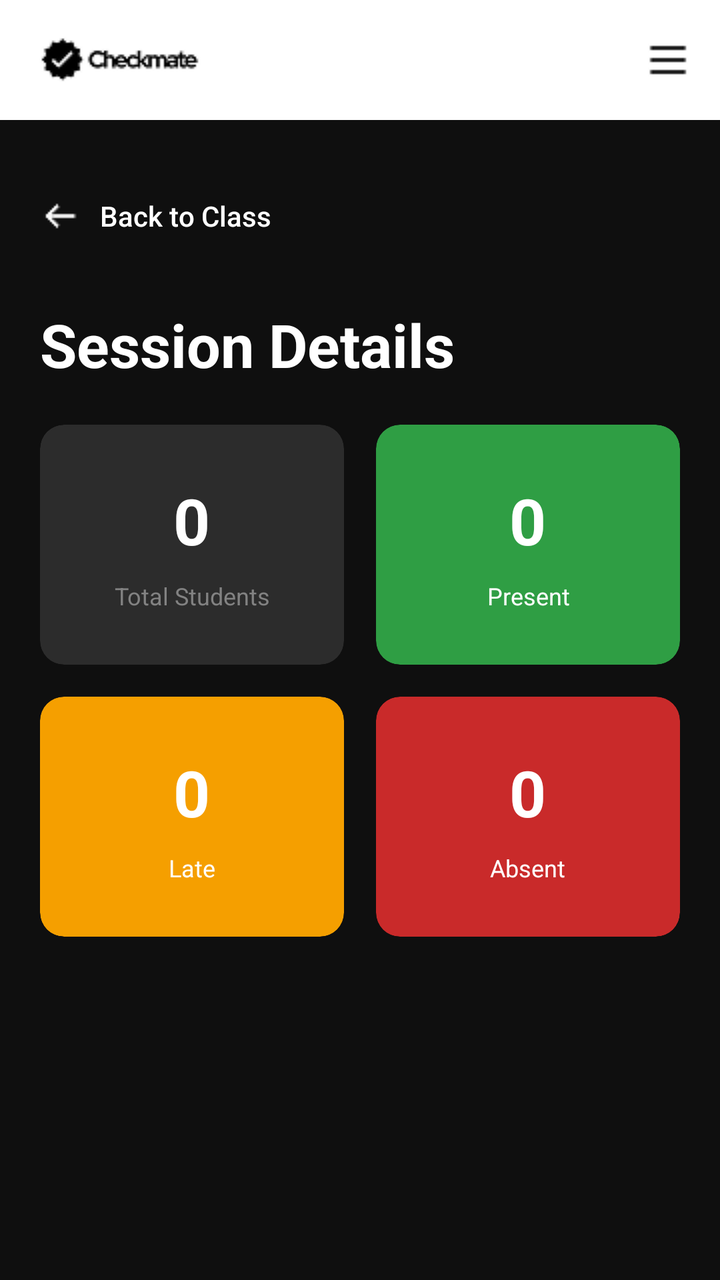
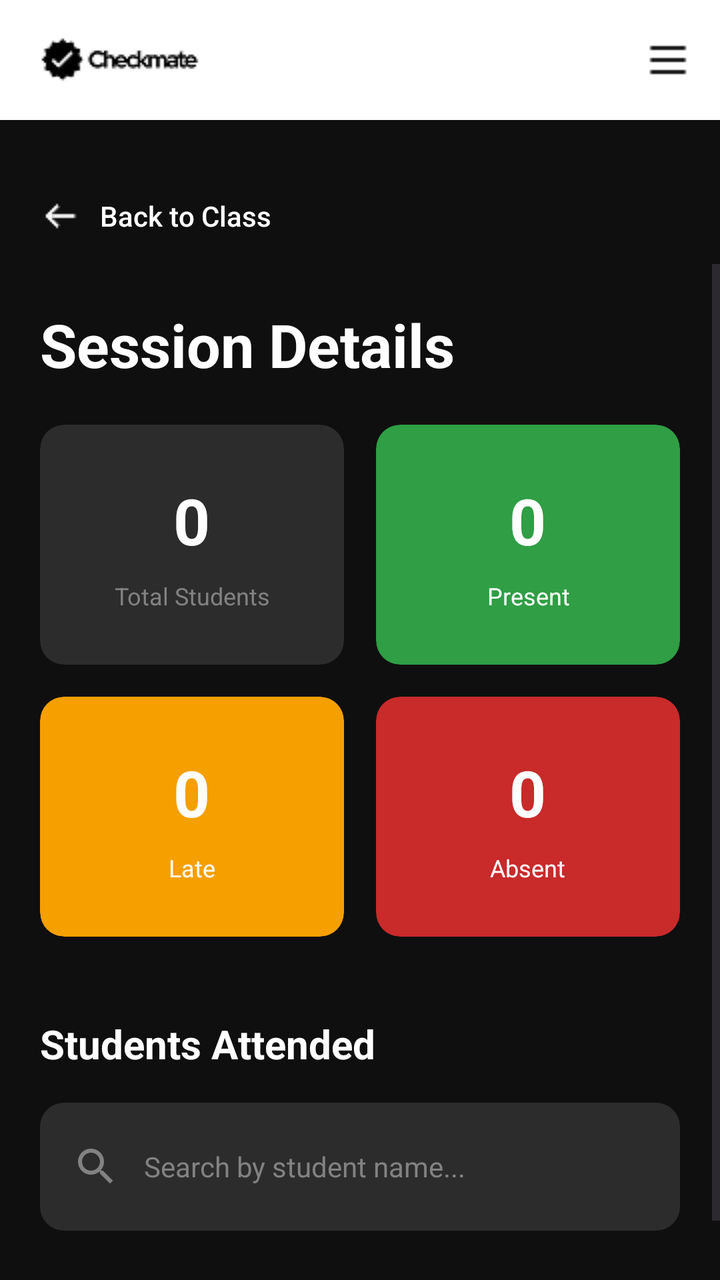

Compare the two renders of this Android layout. The source of the first and the diff that turns it into the second are given below.
<!-- AndroidManifest.xml: application theme Theme.AuthTest -->
<!-- res/layout/activity_session_details.xml -->
<?xml version="1.0" encoding="utf-8"?>
<androidx.drawerlayout.widget.DrawerLayout
    xmlns:android="http://schemas.android.com/apk/res/android"
    xmlns:app="http://schemas.android.com/apk/res-auto"
    android:id="@+id/main"
    android:layout_width="match_parent"
    android:layout_height="match_parent"
    android:background="#0F0F0F"
    android:fitsSystemWindows="true">

    
    <LinearLayout
        android:layout_width="match_parent"
        android:layout_height="match_parent"
        android:orientation="vertical">

        
        <RelativeLayout
            android:layout_width="match_parent"
            android:layout_height="60dp"
            android:background="#FFFFFF">

            <ImageView
                android:id="@+id/header_logo"
                android:layout_width="wrap_content"
                android:layout_height="wrap_content"
                android:layout_alignParentStart="true"
                android:layout_centerVertical="true"
                android:layout_marginStart="16dp"
                android:src="@drawable/header_logo" />

            <ImageView
                android:id="@+id/hamburger_icon"
                android:layout_width="wrap_content"
                android:layout_height="wrap_content"
                android:layout_alignParentEnd="true"
                android:layout_centerVertical="true"
                android:layout_marginEnd="16dp"
                android:src="@drawable/hamburger_icon" />
        </RelativeLayout>

        
        <LinearLayout
            android:layout_width="match_parent"
            android:layout_height="wrap_content"
            android:paddingHorizontal="20dp"
            android:paddingTop="24dp">

            <androidx.appcompat.widget.AppCompatButton
                android:id="@+id/backButton"
                android:layout_width="wrap_content"
                android:layout_height="wrap_content"
                android:background="@android:color/transparent"
                android:drawableStart="@drawable/left_arrow"
                android:drawablePadding="10dp"
                android:text="Back to Class"
                android:textAllCaps="false"
                android:textColor="#FFFFFF" />
        </LinearLayout>

        
        <ScrollView
            android:layout_width="match_parent"
            android:layout_height="match_parent"
            android:fillViewport="true">

            <LinearLayout
                android:id="@+id/mainContent"
                android:layout_width="match_parent"
                android:layout_height="wrap_content"
                android:orientation="vertical"
                android:paddingHorizontal="20dp"
                android:paddingTop="20dp"
                android:paddingBottom="40dp">

                
                <TextView
                    android:layout_width="wrap_content"
                    android:layout_height="wrap_content"
                    android:text="Session Details"
                    android:textColor="#FFFFFF"
                    android:textSize="30sp"
                    android:textStyle="bold"
                    android:layout_marginBottom="20dp" />

                
                <include
                    android:id="@+id/attendanceStatsCard"
                    layout="@layout/attendance_stats_card"
                    android:layout_width="match_parent"
                    android:layout_height="wrap_content"
                    android:layout_marginBottom="20dp" />

                
                <TextView
                    android:id="@+id/studentsAttendedHeader"
                    android:layout_width="wrap_content"
                    android:layout_height="wrap_content"
                    android:text="Students Attended"
                    android:textColor="#FFFFFF"
                    android:textSize="20sp"
                    android:textStyle="bold"
                    android:layout_marginTop="20dp"
                    android:layout_marginBottom="16dp"
                    android:visibility="gone" />

                
                <LinearLayout
                    android:id="@+id/searchBarContainer"
                    android:layout_width="match_parent"
                    android:layout_height="wrap_content"
                    android:orientation="horizontal"
                    android:layout_marginBottom="16dp"
                    android:paddingHorizontal="4dp"
                    android:paddingVertical="8dp"
                    android:gravity="center_vertical"
                    android:background="@drawable/rounded_search_bg"
                    android:visibility="gone">

                    <ImageView
                        android:layout_width="24dp"
                        android:layout_height="24dp"
                        android:src="@drawable/ic_search"
                        android:contentDescription="Search"
                        android:layout_marginStart="12dp"
                        app:tint="#828282" />

                    <EditText
                        android:id="@+id/studentSearchBar"
                        android:layout_width="0dp"
                        android:layout_height="48dp"
                        android:layout_weight="1"
                        android:background="@android:color/transparent"
                        android:hint="Search by student name..."
                        android:textColorHint="#828282"
                        android:textColor="#FFFFFF"
                        android:textSize="14sp"
                        android:paddingStart="12dp"
                        android:paddingEnd="12dp"
                        android:inputType="text"
                        android:imeOptions="actionSearch"
                        android:maxLines="1" />

                    <ImageView
                        android:id="@+id/clearSearchButton"
                        android:layout_width="24dp"
                        android:layout_height="24dp"
                        android:src="@drawable/ic_close"
                        android:contentDescription="Clear search"
                        android:layout_marginEnd="12dp"
                        app:tint="#828282"
                        android:visibility="gone" />

                </LinearLayout>

                
                <androidx.recyclerview.widget.RecyclerView
                    android:id="@+id/studentsRecyclerView"
                    android:layout_width="match_parent"
                    android:layout_height="wrap_content"
                    android:nestedScrollingEnabled="false"
                    android:visibility="gone" />

            </LinearLayout>

        </ScrollView>
    </LinearLayout>

    
    <com.google.android.material.navigation.NavigationView
        android:id="@+id/navigation_view"
        android:layout_width="280dp"
        android:layout_height="match_parent"
        android:layout_gravity="start"
        android:fitsSystemWindows="true"
        android:background="#1A1A1A"
        app:menu="@menu/menu_drawer"
        app:headerLayout="@layout/drawer_header"
        app:itemTextColor="@color/menu_item_color"
        app:itemIconTint="@color/menu_item_color" />

</androidx.drawerlayout.widget.DrawerLayout>
<!-- res/layout/attendance_stats_card.xml (included above) -->
<?xml version="1.0" encoding="utf-8"?>
<androidx.cardview.widget.CardView xmlns:android="http://schemas.android.com/apk/res/android"
    xmlns:app="http://schemas.android.com/apk/res-auto"
    android:id="@+id/attendanceStatsCard"
    android:layout_width="match_parent"
    android:layout_height="wrap_content"
    app:cardBackgroundColor="#0F0F0F"
    app:cardCornerRadius="12dp"
    app:cardElevation="0dp">

    <LinearLayout
        android:layout_width="match_parent"
        android:layout_height="wrap_content"
        android:orientation="vertical" >

        <LinearLayout
            android:layout_width="match_parent"
            android:layout_height="wrap_content"
            android:orientation="horizontal"
            android:weightSum="2">

            <androidx.cardview.widget.CardView
                android:layout_width="0dp"
                android:layout_height="120dp"
                android:layout_weight="1"
                android:layout_marginEnd="8dp"
                android:layout_marginBottom="16dp"
                app:cardBackgroundColor="#2C2C2C"
                app:cardCornerRadius="12dp"
                app:cardElevation="0dp">

                <LinearLayout
                    android:layout_width="match_parent"
                    android:layout_height="match_parent"
                    android:orientation="vertical"
                    android:gravity="center"
                    android:padding="16dp">

                    <TextView
                        android:id="@+id/totalStudentsCount"
                        android:layout_width="wrap_content"
                        android:layout_height="wrap_content"
                        android:text="0"
                        android:textColor="#FFFFFF"
                        android:textSize="32sp"
                        android:textStyle="bold"
                        android:layout_marginBottom="8dp" />

                    <TextView
                        android:layout_width="wrap_content"
                        android:layout_height="wrap_content"
                        android:text="Total Students"
                        android:textColor="#828282"
                        android:textSize="12sp"
                        android:textAlignment="center" />

                </LinearLayout>

            </androidx.cardview.widget.CardView>

            <androidx.cardview.widget.CardView
                android:layout_width="0dp"
                android:layout_height="120dp"
                android:layout_weight="1"
                android:layout_marginStart="8dp"
                android:layout_marginBottom="16dp"
                app:cardBackgroundColor="#2F9E44"
                app:cardCornerRadius="12dp"
                app:cardElevation="0dp">

                <LinearLayout
                    android:layout_width="match_parent"
                    android:layout_height="match_parent"
                    android:orientation="vertical"
                    android:gravity="center"
                    android:padding="16dp">

                    <TextView
                        android:id="@+id/presentCount"
                        android:layout_width="wrap_content"
                        android:layout_height="wrap_content"
                        android:text="0"
                        android:textColor="#FFFFFF"
                        android:textSize="32sp"
                        android:textStyle="bold"
                        android:layout_marginBottom="8dp" />

                    <TextView
                        android:layout_width="wrap_content"
                        android:layout_height="wrap_content"
                        android:text="Present"
                        android:textColor="#FFFFFF"
                        android:textSize="12sp"
                        android:textAlignment="center" />

                </LinearLayout>

            </androidx.cardview.widget.CardView>

        </LinearLayout>

        <LinearLayout
            android:layout_width="match_parent"
            android:layout_height="wrap_content"
            android:orientation="horizontal"
            android:weightSum="2">

            <androidx.cardview.widget.CardView
                android:layout_width="0dp"
                android:layout_height="120dp"
                android:layout_weight="1"
                android:layout_marginEnd="8dp"
                app:cardBackgroundColor="#F59F00"
                app:cardCornerRadius="12dp"
                app:cardElevation="0dp">

                <LinearLayout
                    android:layout_width="match_parent"
                    android:layout_height="match_parent"
                    android:orientation="vertical"
                    android:gravity="center"
                    android:padding="16dp">

                    <TextView
                        android:id="@+id/lateCount"
                        android:layout_width="wrap_content"
                        android:layout_height="wrap_content"
                        android:text="0"
                        android:textColor="#FFFFFF"
                        android:textSize="32sp"
                        android:textStyle="bold"
                        android:layout_marginBottom="8dp" />

                    <TextView
                        android:layout_width="wrap_content"
                        android:layout_height="wrap_content"
                        android:text="Late"
                        android:textColor="#FFFFFF"
                        android:textSize="12sp"
                        android:textAlignment="center" />

                </LinearLayout>

            </androidx.cardview.widget.CardView>

            <androidx.cardview.widget.CardView
                android:layout_width="0dp"
                android:layout_height="120dp"
                android:layout_weight="1"
                android:layout_marginStart="8dp"
                app:cardBackgroundColor="#C92A2A"
                app:cardCornerRadius="12dp"
                app:cardElevation="0dp">

                <LinearLayout
                    android:layout_width="match_parent"
                    android:layout_height="match_parent"
                    android:orientation="vertical"
                    android:gravity="center"
                    android:padding="16dp">

                    <TextView
                        android:id="@+id/absentCount"
                        android:layout_width="wrap_content"
                        android:layout_height="wrap_content"
                        android:text="0"
                        android:textColor="#FFFFFF"
                        android:textSize="32sp"
                        android:textStyle="bold"
                        android:layout_marginBottom="8dp" />

                    <TextView
                        android:layout_width="wrap_content"
                        android:layout_height="wrap_content"
                        android:text="Absent"
                        android:textColor="#FFFFFF"
                        android:textSize="12sp"
                        android:textAlignment="center" />

                </LinearLayout>

            </androidx.cardview.widget.CardView>

        </LinearLayout>

    </LinearLayout>

</androidx.cardview.widget.CardView>
<!-- res/layout/drawer_header.xml (included above) -->
<?xml version="1.0" encoding="utf-8"?>
<LinearLayout xmlns:android="http://schemas.android.com/apk/res/android"
    android:layout_width="match_parent"
    android:layout_height="200dp"
    android:orientation="vertical"
    android:gravity="bottom"
    android:padding="20dp"
    android:background="#0F0F0F">

    <ImageView
        android:id="@+id/drawer_user_avatar"
        android:layout_width="60dp"
        android:layout_height="60dp"
        android:src="@drawable/default_avatar"
        android:contentDescription="user_avatar"
        android:layout_marginBottom="15dp" />

    <TextView
        android:id="@+id/drawer_user_name"
        android:layout_width="wrap_content"
        android:layout_height="wrap_content"
        android:text="User Name"
        android:textColor="#FFFFFF"
        android:textSize="18sp"
        android:textStyle="bold"
        android:layout_marginBottom="5dp" />

    <TextView
        android:id="@+id/drawer_user_email"
        android:layout_width="wrap_content"
        android:layout_height="wrap_content"
        android:text="user@example.com"
        android:textColor="#828282"
        android:textSize="12sp" />

</LinearLayout>
<!-- resources referenced by this layout -->
<resources>
  <!-- drawable default_avatar (drawable) -->
  <?xml version="1.0" encoding="utf-8"?>
  <vector xmlns:android="http://schemas.android.com/apk/res/android"
      android:width="24dp"
      android:height="24dp"
      android:viewportWidth="24"
      android:viewportHeight="24">
      <path
          android:fillColor="#FFFFFF"
          android:pathData="M12,12c2.21,0 4,-1.79 4,-4s-1.79,-4 -4,-4 -4,1.79 -4,4 1.79,4 4,4zm0,2c-2.67,0 -8,1.34 -8,4v2h16v-2c0,-2.66 -5.33,-4 -8,-4z" />
  </vector>
  <!-- drawable hamburger_icon: png bitmap (drawable, 177 bytes) -->
  <!-- drawable header_logo: png bitmap (drawable, 1337 bytes) -->
  <!-- drawable ic_close (drawable) -->
  <vector xmlns:android="http://schemas.android.com/apk/res/android"
      android:width="24dp"
      android:height="24dp"
      android:viewportWidth="24"
      android:viewportHeight="24">
      <path
          android:fillColor="#828282"
          android:pathData="M19,6.41L17.59,5 12,10.59 6.41,5 5,6.41 10.59,12 5,17.59 6.41,19 12,13.41 17.59,19 19,17.59 13.41,12 19,6.41z" />
  </vector>
  <!-- drawable ic_search (drawable) -->
  <?xml version="1.0" encoding="utf-8"?>
  <vector xmlns:android="http://schemas.android.com/apk/res/android"
      android:width="24dp"
      android:height="24dp"
      android:viewportWidth="24"
      android:viewportHeight="24">
      <path
          android:fillColor="#828282"
          android:pathData="M15.5,14h-0.79l-0.28,-0.27C15.41,12.59 16,11.11 16,9.5 C16,5.91 13.09,3 9.5,3 C5.91,3 3,5.91 3,9.5 C3,13.09 5.91,16 9.5,16 c1.61,0 3.09,-0.59 4.23,-1.57l0.27,0.28 v0.79l5,4.99L20.49,19 L15.5,14zM9.5,14C7.01,14 5,11.99 5,9.5 C5,7.01 7.01,5 9.5,5 C11.99,5 14,7.01 14,9.5 C14,11.99 11.99,14 9.5,14z" />
  </vector>
  <!-- drawable left_arrow: png bitmap (drawable, 316 bytes) -->
  <!-- drawable rounded_search_bg (drawable) -->
  <?xml version="1.0" encoding="utf-8"?>
  <shape xmlns:android="http://schemas.android.com/apk/res/android">
      <solid android:color="#2C2C2C" />
      <corners android:radius="12dp" />
  </shape>
  <style name="Theme.AuthTest" parent="Base.Theme.AuthTest" />
  <style name="Base.Theme.AuthTest" parent="Theme.Material3.DayNight.NoActionBar">
          
          
      </style>
</resources>

<!-- the commit's change to res/layout/activity_session_details.xml (unified diff, before → after) -->
@@ -89,7 +89,8 @@
                     layout="@layout/attendance_stats_card"
                     android:layout_width="match_parent"
                     android:layout_height="wrap_content"
-                    android:layout_marginBottom="20dp" />
+                    android:layout_marginBottom="20dp"
+                    android:visibility="visible" />
 
                 
                 <TextView
@@ -102,7 +103,7 @@
                     android:textStyle="bold"
                     android:layout_marginTop="20dp"
                     android:layout_marginBottom="16dp"
-                    android:visibility="gone" />
+                    android:visibility="visible" />
 
                 
                 <LinearLayout
@@ -115,7 +116,7 @@
                     android:paddingVertical="8dp"
                     android:gravity="center_vertical"
                     android:background="@drawable/rounded_search_bg"
-                    android:visibility="gone">
+                    android:visibility="visible">
 
                     <ImageView
                         android:layout_width="24dp"
